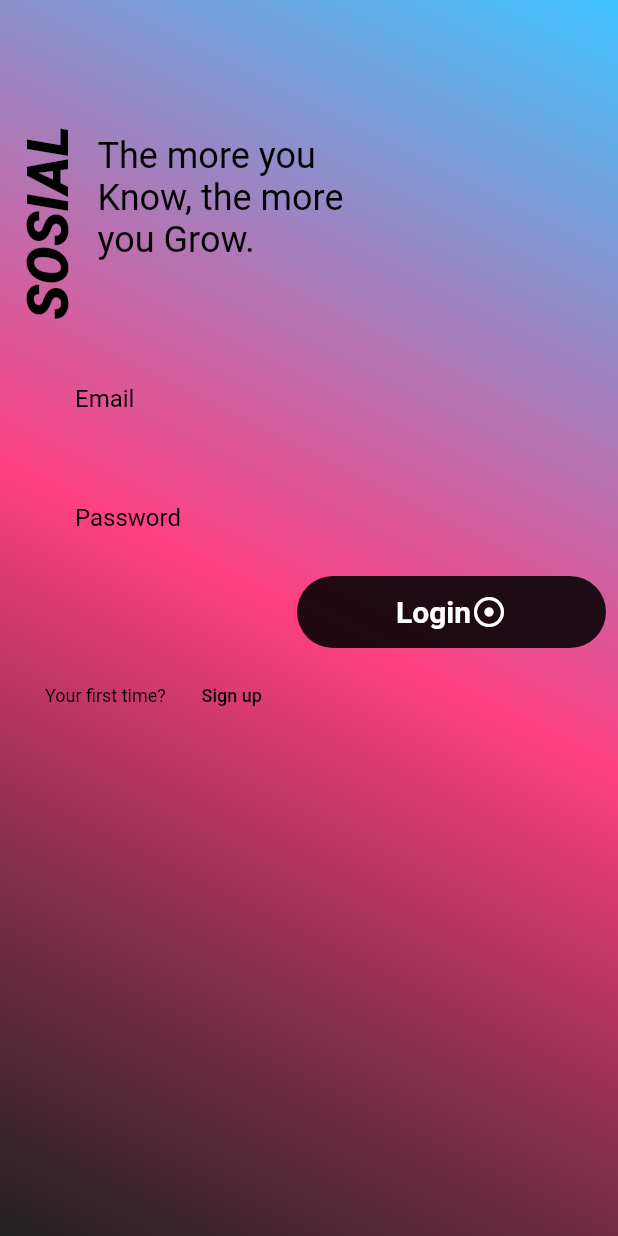
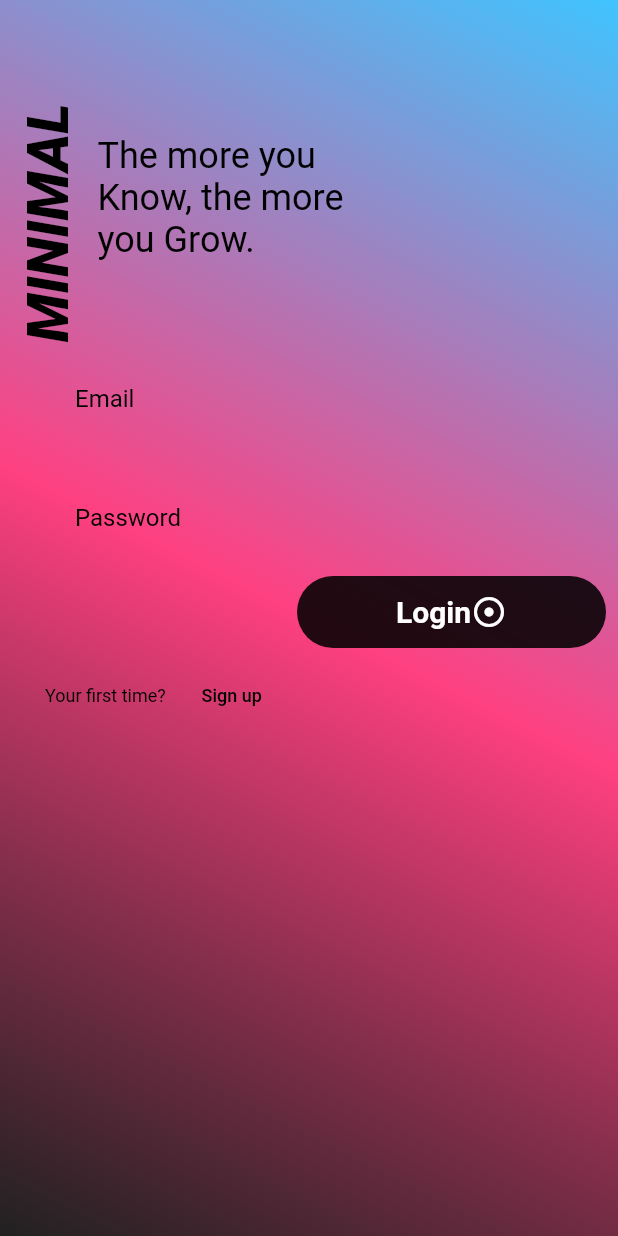
Before and after one commit to Kukupie123/sosial, a Flutter app: the screen it shows after launch, on a phone screen of 412 x 824 dp. Run offline on Flutter 3.47's test engine with Material 2 defaults, Android fonts, the light colour scheme and no system bars; our stand-ins replace cloud_firestore, firebase_auth, firebase_core, firebase_storage, line_awesome_icons; missing offline and left inert: cloud_firestore_web, firebase_auth_web, firebase_core_web, firebase_storage_web, image_picker_web; accounts and stored records are empty.

Commit message:
changed name

```diff
--- a/lib/Pages/Login_Signup/global_widgets/verticalText.dart
+++ b/lib/Pages/Login_Signup/global_widgets/verticalText.dart
@@ -8,7 +8,7 @@ class VerticalText extends StatelessWidget {
       child: RotatedBox(
           quarterTurns: -1,
           child: Text(
-            'SOSIAL',
+            'MINIMAL',
             style: TextStyle(
                 color: Colors.black,
                 fontSize: 38,
--- a/lib/Providers/Provider_Admin.dart
+++ b/lib/Providers/Provider_Admin.dart
@@ -10,6 +10,7 @@ class ProviderAdmin {
     var fbAuth = FirebaseAuth.instanceFor(app: fba);
 
     //Signing in as Administration (DO NOT DO IT IN FRONTEND IN ACTUAL PRODUCT)
+    // ignore: unused_local_variable
     var a = await fbAuth.signInWithEmailAndPassword(
         email: "administrator@gmail.com", password: "1234567890");
 
--- a/lib/generated_plugin_registrant.dart
+++ b/lib/generated_plugin_registrant.dart
@@ -8,7 +8,7 @@ import 'package:cloud_firestore_web/cloud_firestore_web.dart';
 import 'package:firebase_auth_web/firebase_auth_web.dart';
 import 'package:firebase_core_web/firebase_core_web.dart';
 import 'package:firebase_storage_web/firebase_storage_web.dart';
-import 'package:image_picker_for_web/image_picker_for_web.dart';
+import 'package:image_picker_web/image_picker_web.dart';
 
 import 'package:flutter_web_plugins/flutter_web_plugins.dart';
 
@@ -18,6 +18,6 @@ void registerPlugins(Registrar registrar) {
   FirebaseAuthWeb.registerWith(registrar);
   FirebaseCoreWeb.registerWith(registrar);
   FirebaseStorageWeb.registerWith(registrar);
-  ImagePickerPlugin.registerWith(registrar);
+  ImagePickerWeb.registerWith(registrar);
   registrar.registerMessageHandler();
 }
--- a/lib/main.dart
+++ b/lib/main.dart
@@ -38,7 +38,7 @@ class MyApp extends StatelessWidget {
       child: MaterialApp(
         showPerformanceOverlay: false,
         debugShowCheckedModeBanner: false,
-        title: 'SOSIAL',
+        title: 'MINIMAL',
         theme: ThemeData(),
         // home: ViewStoryPage(),
         home: FutureBuilder<FirebaseApp>(
--- a/pubspec.yaml
+++ b/pubspec.yaml
@@ -39,7 +39,7 @@ dependencies:
 
   firebase_auth: ^2.0.0
 
-  image_picker: ^0.8.1+3
+  image_picker_web: any
 
 
 
```
Also changed, not shown: lib/Pages/Edit_ProfilePage/globla_widgets/EditTopDeck.dart (+4 -5 lines), lib/Pages/Story_Page/Add Story Page/AddStoryPage.dart (+3 -6 lines), 3 other files.
